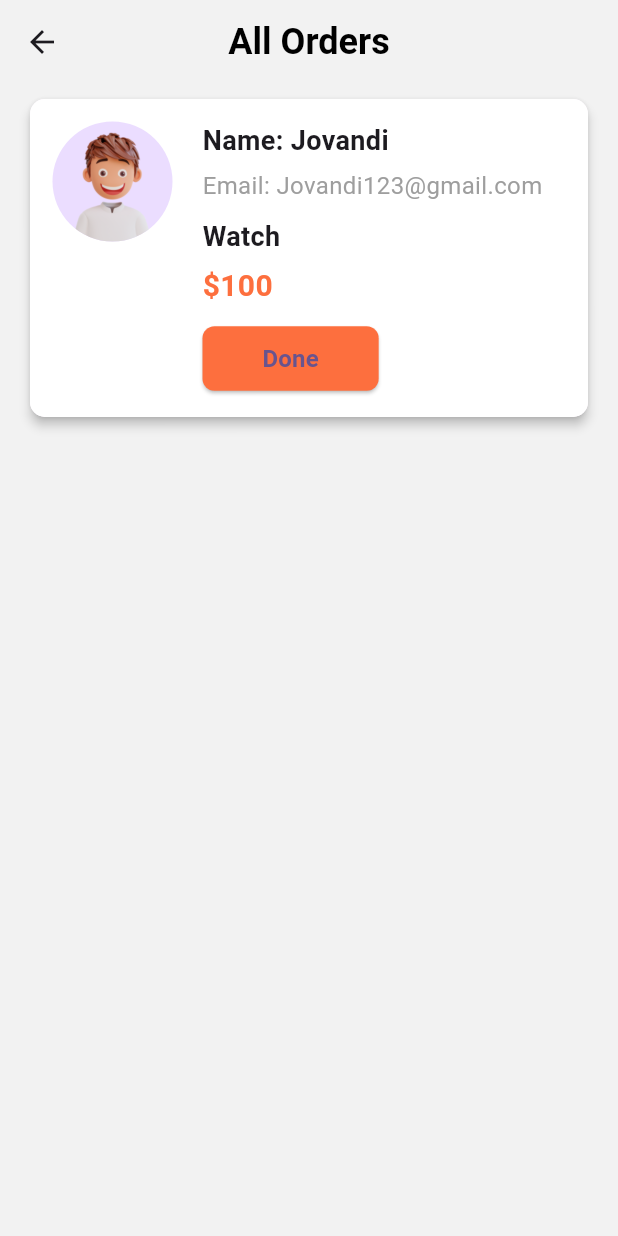
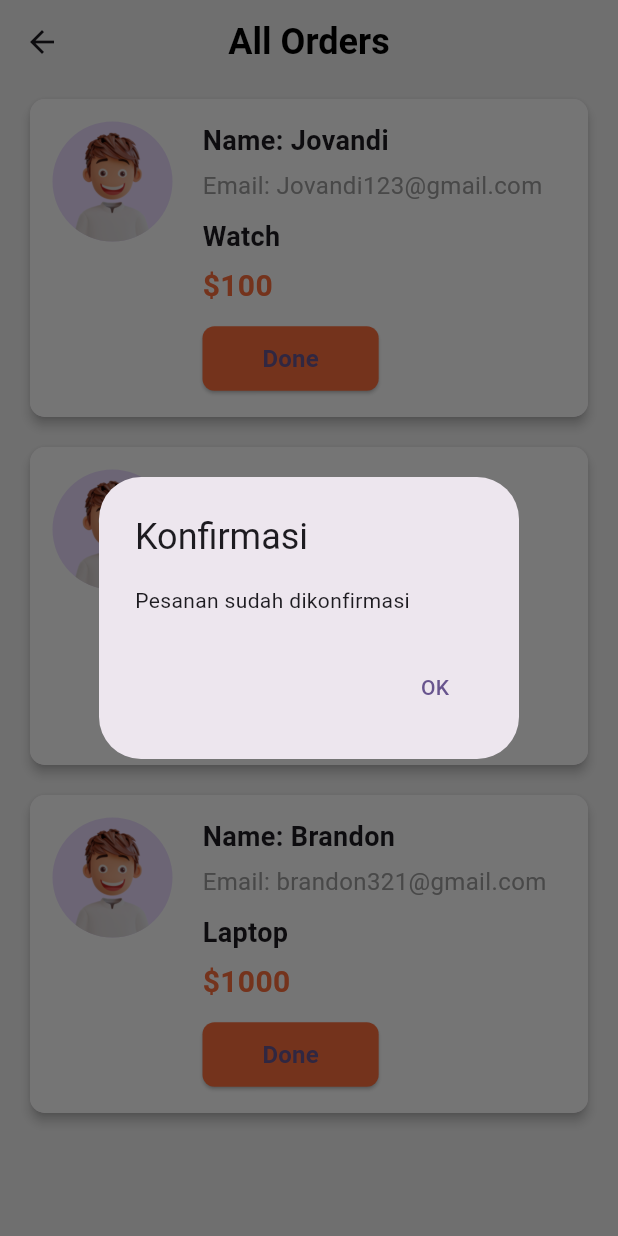
Before and after one commit to MrJov100/marketplace_kelompok4, a Flutter app: the AllOrder screen opened directly, after a tap on "Done", on a phone screen of 412 x 824 dp. Run offline on Flutter 3.47's test engine with Material 3 defaults, Android fonts, the light colour scheme and no system bars; our stand-ins replace curved_navigation_bar, firebase_auth, firebase_core, image_picker; accounts and stored records are empty.

Commit message:
update all order notif

```diff
--- a/lib/Admin/all_order.dart
+++ b/lib/Admin/all_order.dart
@@ -8,6 +8,53 @@ class AllOrder extends StatefulWidget {
 }
 
 class _AllordersState extends State<AllOrder> {
+  List<Map<String, dynamic>> orders = [
+    {
+      "name": "Jovandi",
+      "email": "Jovandi123@gmail.com",
+      "product": "Watch",
+      "price": 100,
+      "image": "images/boy.png",
+    },
+    {
+      "name": "Heru",
+      "email": "Heru123@gmail.com",
+      "product": "Hadphone",
+      "price": 500,
+      "image": "images/boy.png",
+    },
+    {
+      "name": "Brandon",
+      "email": "brandon321@gmail.com",
+      "product": "Laptop",
+      "price": 1000,
+      "image": "images/boy.png",
+    },
+  ];
+
+  void _showConfirmationDialog(int index) {
+    showDialog(
+      context: context,
+      builder: (BuildContext context) {
+        return AlertDialog(
+          title: Text("Konfirmasi"),
+          content: Text("Pesanan sudah dikonfirmasi"),
+          actions: <Widget>[
+            TextButton(
+              child: Text("OK"),
+              onPressed: () {
+                Navigator.of(context).pop();
+                setState(() {
+                  orders.removeAt(index);
+                });
+              },
+            ),
+          ],
+        );
+      },
+    );
+  }
+
   @override
   Widget build(BuildContext context) {
     return Scaffold(
@@ -32,9 +79,12 @@ class _AllordersState extends State<AllOrder> {
       ),
       body: Padding(
         padding: const EdgeInsets.symmetric(horizontal: 20.0, vertical: 10.0),
-        child: Column(
-          children: [
-            Material(
+        child: ListView.builder(
+          itemCount: orders.length,
+          itemBuilder: (context, index) {
+            return Padding(
+              padding: const EdgeInsets.only(bottom: 20.0),
+              child: Material(
                 elevation: 3.0,
                 borderRadius: BorderRadius.circular(10),
                 child: Container(
@@ -48,7 +98,7 @@ class _AllordersState extends State<AllOrder> {
                     children: [
                       CircleAvatar(
                         radius: 40,
-                      backgroundImage: AssetImage('images/boy.png'),
+                        backgroundImage: AssetImage(orders[index]["image"]),
                       ),
                       SizedBox(width: 20.0),
                       Expanded(
@@ -56,7 +106,7 @@ class _AllordersState extends State<AllOrder> {
                           crossAxisAlignment: CrossAxisAlignment.start,
                           children: [
                             Text(
-                            "Name: Jovandi",
+                              "Name: ${orders[index]["name"]}",
                               style: TextStyle(
                                 fontWeight: FontWeight.bold,
                                 fontSize: 18,
@@ -64,7 +114,7 @@ class _AllordersState extends State<AllOrder> {
                             ),
                             SizedBox(height: 5),
                             Text(
-                            "Email: Jovandi123@gmail.com",
+                              "Email: ${orders[index]["email"]}",
                               style: TextStyle(
                                 fontSize: 16,
                                 color: Colors.grey,
@@ -72,7 +122,7 @@ class _AllordersState extends State<AllOrder> {
                             ),
                             SizedBox(height: 10),
                             Text(
-                            "Watch",
+                              orders[index]["product"],
                               style: TextStyle(
                                 fontSize: 18,
                                 fontWeight: FontWeight.bold,
@@ -80,7 +130,7 @@ class _AllordersState extends State<AllOrder> {
                             ),
                             SizedBox(height: 5),
                             Text(
-                            "\$100",
+                              "\$${orders[index]["price"]}",
                               style: TextStyle(
                                 fontSize: 20,
                                 fontWeight: FontWeight.bold,
@@ -89,7 +139,7 @@ class _AllordersState extends State<AllOrder> {
                             ),
                             SizedBox(height: 10),
                             ElevatedButton(
-                            onPressed: () {},
+                              onPressed: () => _showConfirmationDialog(index),
                               style: ElevatedButton.styleFrom(
                                 backgroundColor: Color(0xFFfd6f3e),
                                 shape: RoundedRectangleBorder(
@@ -113,7 +163,8 @@ class _AllordersState extends State<AllOrder> {
                   ),
                 ),
               ),
-          ],
+            );
+          },
         ),
       ),
     );
```
Lines whose indentation alone changed are shown as unchanged.
